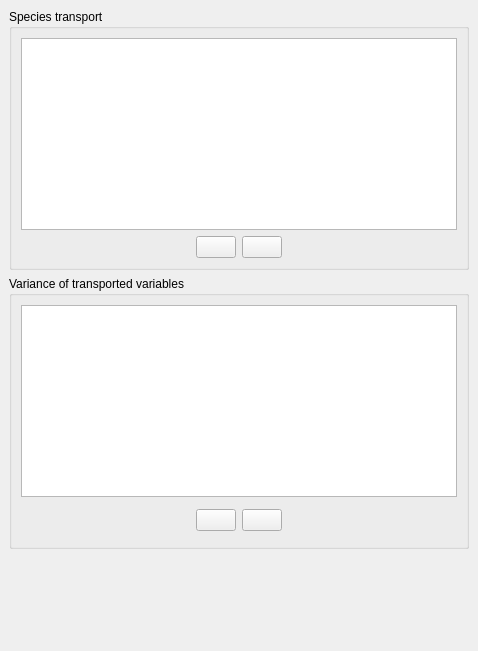
Above: gui/Pages/DefineUserScalarsForm.ui from code-saturne/code_saturne before the change. Below: the same form after it.
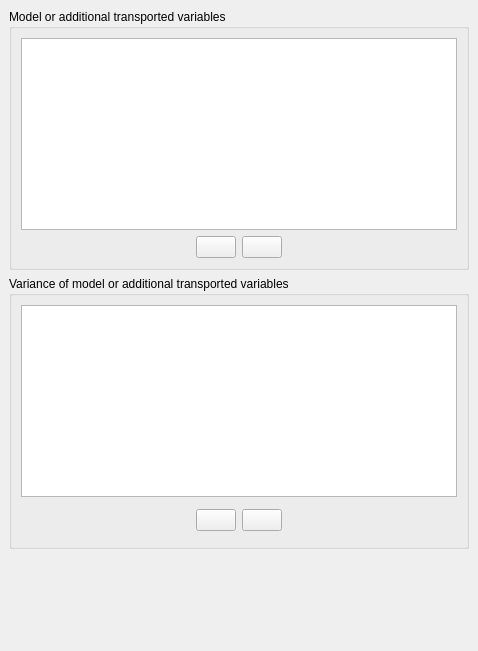
That is the form after the change. Icons and pictures are not drawn.

Commit message: Make labels in additional variables page more generic: Species -> Model or additional transported variables.

What changed in the file:
```diff
--- a/gui/Pages/DefineUserScalarsForm.ui
+++ b/gui/Pages/DefineUserScalarsForm.ui
@@ -26,7 +26,7 @@
       <string>&lt;html&gt;&lt;head/&gt;&lt;body&gt;&lt;p&gt;&lt;span style=&quot; font-size:9pt;&quot;&gt;Solve the transport equation of the variances of the scalars defined in the species transport section.&lt;/span&gt;&lt;/p&gt;&lt;/body&gt;&lt;/html&gt;</string>
      </property>
      <property name="title">
-      <string>Variance of transported variables</string>
+      <string>Variance of model or additional transported variables</string>
      </property>
      <layout class="QGridLayout">
       <property name="margin">
@@ -137,7 +137,7 @@
       <string>&lt;html&gt;&lt;head/&gt;&lt;body&gt;&lt;p&gt;&lt;span style=&quot; font-size:9pt;&quot;&gt;Solve additional user scalars transport equations. Thermal scalars defined in the thermal model menu are also shown here.&lt;/span&gt;&lt;/p&gt;&lt;/body&gt;&lt;/html&gt;</string>
      </property>
      <property name="title">
-      <string>Species transport</string>
+      <string>Model or additional transported variables</string>
      </property>
      <layout class="QGridLayout">
       <property name="margin">
```
